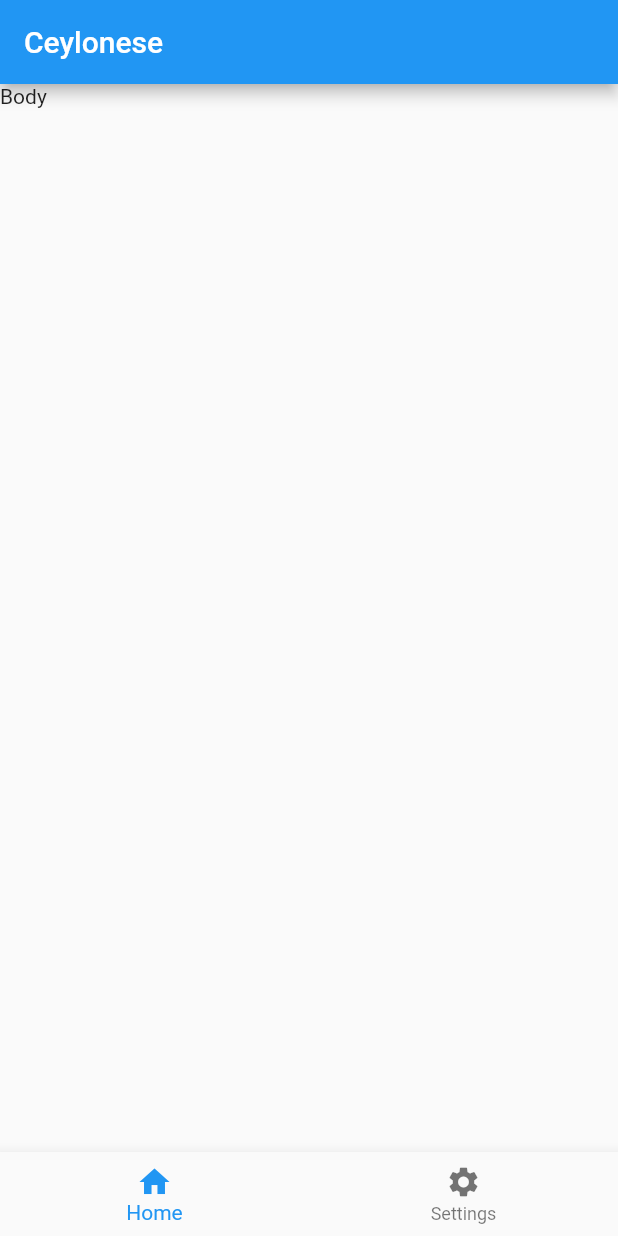
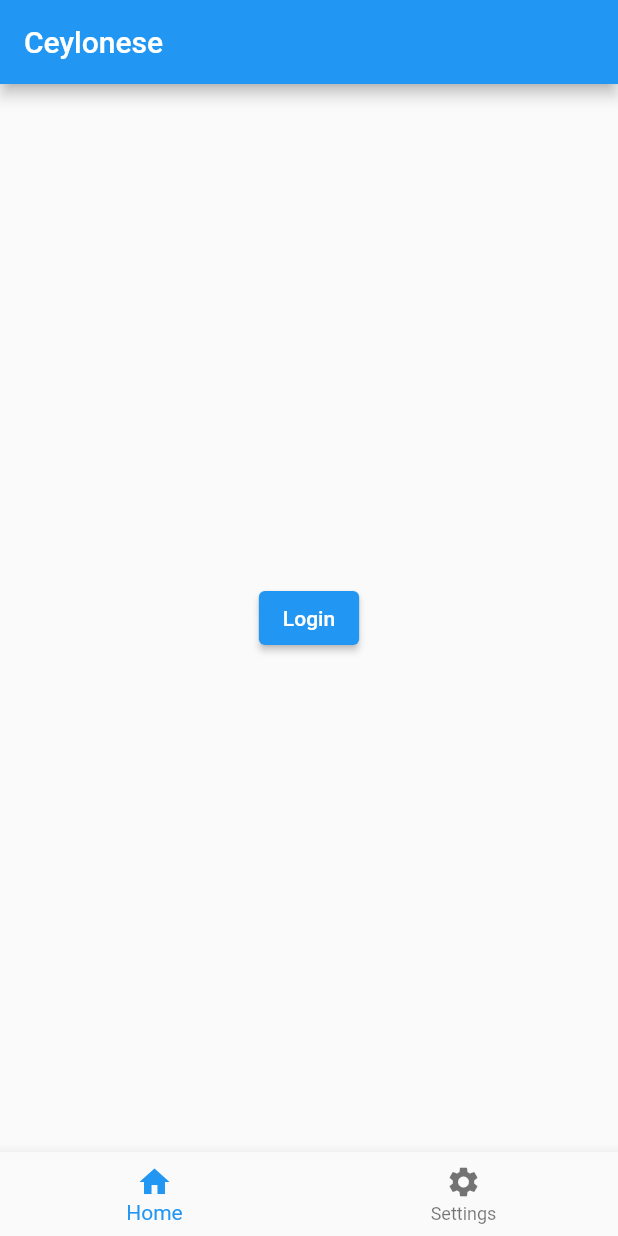
Before and after one commit to sethiyanisal/mobile-app-test, a Flutter app: the screen it shows after launch, on a phone screen of 412 x 824 dp. Run offline on Flutter 3.47's test engine with Material 2 defaults, Android fonts, the light colour scheme and no system bars.

Commit message:
Added a button

```diff
--- a/mob_app/lib/main.dart
+++ b/mob_app/lib/main.dart
@@ -15,7 +15,12 @@ class MyApp extends StatelessWidget {
         appBar: AppBar(
           title: const Text('Ceylonese'),
         ),
-        body: const Text('Body'),
+        body: Center(
+          child: ElevatedButton(
+            onPressed: () {},
+            child: const Text('Login'),
+          ),
+        ),
         bottomNavigationBar: BottomNavigationBar(
           items: const [
             BottomNavigationBarItem(
@@ -23,7 +28,9 @@ class MyApp extends StatelessWidget {
               icon: Icon(Icons.home),
             ),
             BottomNavigationBarItem(
-                label: 'Settings', icon: Icon(Icons.settings))
+              label: 'Settings',
+              icon: Icon(Icons.settings),
+            )
           ],
         ),
       ),
```
